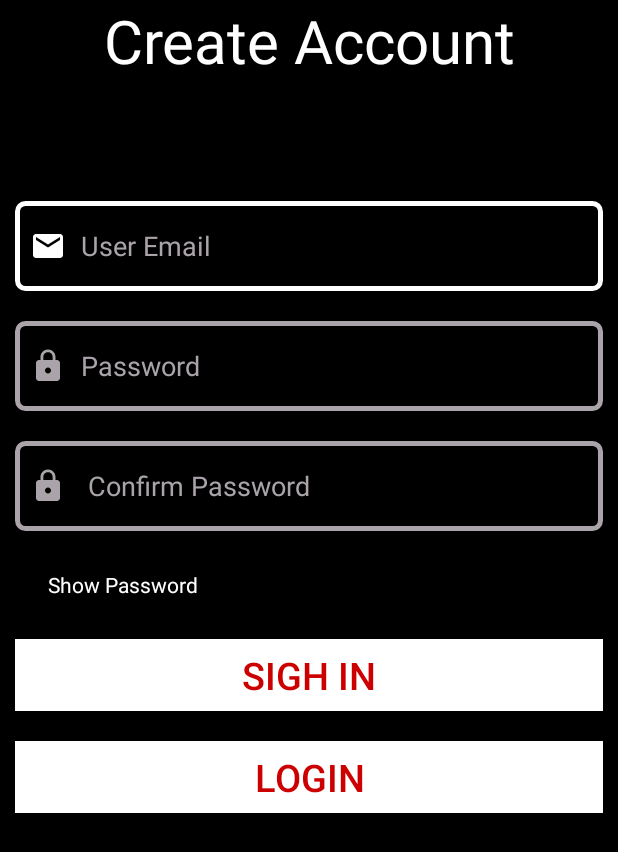
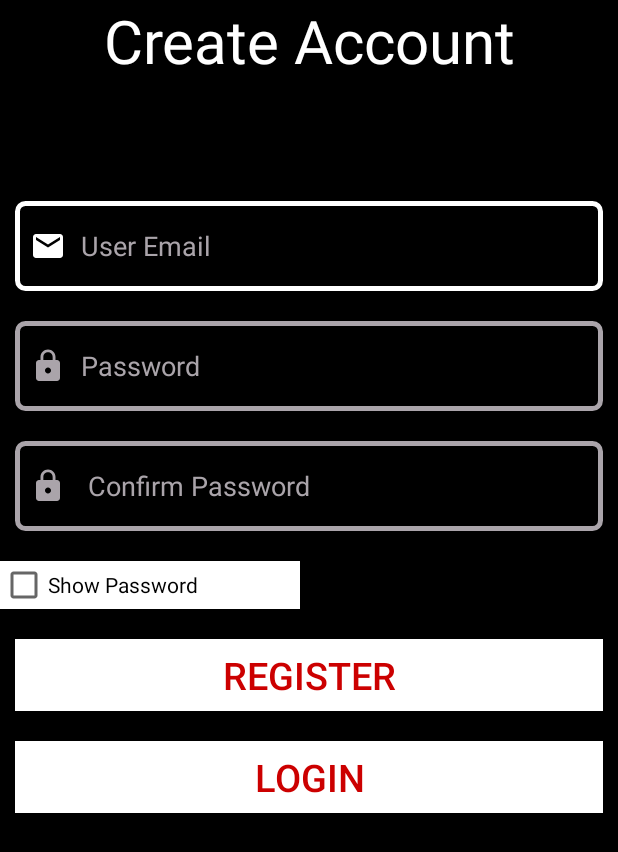
Before and after one commit to MosheWork/9to5, an Android app: the RegisterActivity screen opened directly, with no data from a screen before it, on a phone screen of 412 x 824 dp. Shown: the top 852 px of the screen. Run offline under Robolectric (Android 15) with nearby library versions, the phone set to English and light mode, and no system bars; our stand-ins replace Firebase (no records; nobody signed in at launch, a user with empty details on screens opened directly); 1 statement that could not run was skipped.

Commit message:
minor fix

```diff
--- a/app/src/main/java/com/example/a9to5/HomePage_test.java
+++ b/app/src/main/java/com/example/a9to5/HomePage_test.java
@@ -136,11 +136,11 @@ public class HomePage_test extends AppCompatActivity {
     //מטודה שמעבירה לדף הנבחר
 
     private void moveToShowClockTimes(){
-        Intent intent= new Intent(this , RegisterActivity.class);
+        Intent intent= new Intent(this , attendance.class);
         startActivity(intent);
     }
     private void moveToShowProfilePage(){
-        Intent intent= new Intent(this , profilePage_1.class);
+        Intent intent= new Intent(this , LoginActivity.class);
         startActivity(intent);
     }
     private  void  moveToShowSalary(){
--- a/app/src/main/res/layout/activity_login.xml
+++ b/app/src/main/res/layout/activity_login.xml
@@ -52,9 +52,10 @@
         android:layout_width="200dp"
         android:layout_height="wrap_content"
         android:text="Show Password"
-        android:textColor="@color/white"
+        android:textColor="@color/black"
         android:layout_marginRight="70dp"
         android:layout_marginTop="20dp"
+        android:background="@android:color/white"
         android:paddingStart="10dp"
         android:drawablePadding="10dp"
         android:id="@+id/login_checkbox"/>
--- a/app/src/main/res/layout/activity_register.xml
+++ b/app/src/main/res/layout/activity_register.xml
@@ -65,10 +65,11 @@
         android:layout_width="200dp"
         android:layout_height="wrap_content"
         android:text="Show Password"
-        android:textColor="@color/white"
+        android:textColor="@color/black"
         android:layout_marginRight="70dp"
         android:layout_marginTop="10dp"
         android:layout_marginBottom="10dp"
+        android:background="@android:color/white"
         android:id="@+id/register_checkbox"/>
 
     <Button
@@ -76,7 +77,7 @@
         android:layout_height="wrap_content"
         android:background="@android:color/white"
         android:textColor="@android:color/holo_red_dark"
-        android:text="SIGH IN"
+        android:text="Register"
         android:layout_marginTop="10dp"
         android:layout_margin="10dp"
         android:id="@+id/button_register"
```
